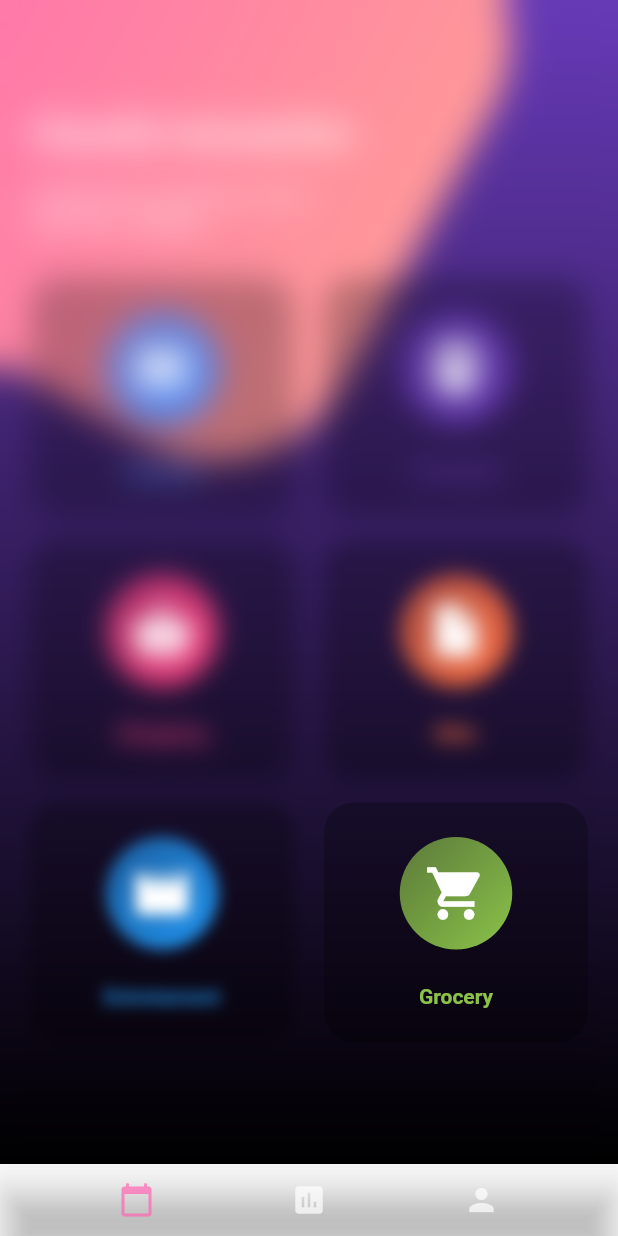
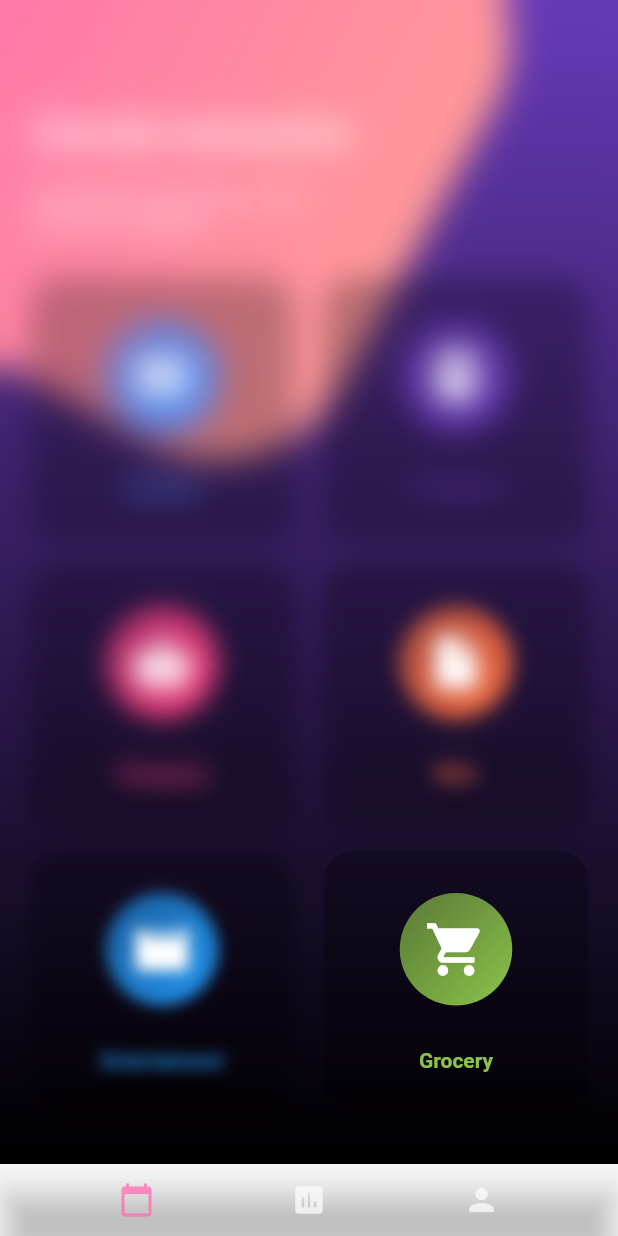
Before and after one commit to Arkangel12/dribble_transaction, a Flutter app: the screen it shows after launch, on a phone screen of 412 x 824 dp. Run offline on Flutter 3.47's test engine with Material 2 defaults, Android fonts, the phone set to English and light mode, and no system bars.

Commit message:
Se corrigio height para calculo dependiendo tamaño de pantalla

```diff
--- a/lib/main.dart
+++ b/lib/main.dart
@@ -162,6 +162,8 @@ class _MyHomePageState extends State<MyHomePage> {
       borderRadius: BorderRadius.circular(20.0),
     );
 
+    final double _cardHeight = size.height / 4 - 30.0;
+
     return Container(
       padding: EdgeInsets.symmetric(horizontal: 10.0, vertical: 10.0),
       width: size.width - 20.0,
@@ -174,18 +176,20 @@ class _MyHomePageState extends State<MyHomePage> {
                 filter: ImageFilter.blur(sigmaX: 5.0, sigmaY: 5.0),
                 child: Container(
                   width: size.width / 2 - 30,
-                  height: 160.0,
+                  height: _cardHeight,
                   decoration: decoration,
-                  child: cardContent(Colors.blueAccent, Icons.view_module, 'General'),
+                  child: cardContent(
+                      Colors.blueAccent, Icons.view_module, 'General'),
                 ),
               ),
               BackdropFilter(
                 filter: ImageFilter.blur(sigmaX: 5.0, sigmaY: 5.0),
                 child: Container(
                   width: size.width / 2 - 30,
-                  height: 160.0,
+                  height: _cardHeight,
                   decoration: decoration,
-                  child: cardContent(Colors.deepPurple, Icons.directions_transit, 'Transport'),
+                  child: cardContent(
+                      Colors.deepPurple, Icons.directions_transit, 'Transport'),
                 ),
               ),
             ],
@@ -200,18 +204,20 @@ class _MyHomePageState extends State<MyHomePage> {
                 filter: ImageFilter.blur(sigmaX: 5.0, sigmaY: 5.0),
                 child: Container(
                   width: size.width / 2 - 30,
-                  height: 160.0,
+                  height: _cardHeight,
                   decoration: decoration,
-                  child: cardContent(Colors.pinkAccent, Icons.shopping_basket, 'Shopping'),
+                  child: cardContent(
+                      Colors.pinkAccent, Icons.shopping_basket, 'Shopping'),
                 ),
               ),
               BackdropFilter(
                 filter: ImageFilter.blur(sigmaX: 5.0, sigmaY: 5.0),
                 child: Container(
                   width: size.width / 2 - 30,
-                  height: 160.0,
+                  height: _cardHeight,
                   decoration: decoration,
-                  child: cardContent(Colors.deepOrangeAccent, Icons.insert_drive_file, 'Bills'),
+                  child: cardContent(Colors.deepOrangeAccent,
+                      Icons.insert_drive_file, 'Bills'),
                 ),
               ),
             ],
@@ -226,18 +232,19 @@ class _MyHomePageState extends State<MyHomePage> {
                 filter: ImageFilter.blur(sigmaX: 5.0, sigmaY: 5.0),
                 child: Container(
                   width: size.width / 2 - 30,
-                  height: 160.0,
+                  height: _cardHeight,
                   decoration: decoration,
-                  child: cardContent(Colors.blue, Icons.movie, 'Entretament'),
+                  child: cardContent(Colors.blue, Icons.movie, 'Entertaiment'),
                 ),
               ),
               BackdropFilter(
                 filter: ImageFilter.blur(sigmaX: 5.0, sigmaY: 5.0),
                 child: Container(
                   width: size.width / 2 - 30,
-                  height: 160.0,
+                  height: _cardHeight,
                   decoration: decoration,
-                  child: cardContent(Colors.lightGreen, Icons.local_grocery_store, 'Grocery'),
+                  child: cardContent(
+                      Colors.lightGreen, Icons.local_grocery_store, 'Grocery'),
                 ),
               ),
             ],
```
